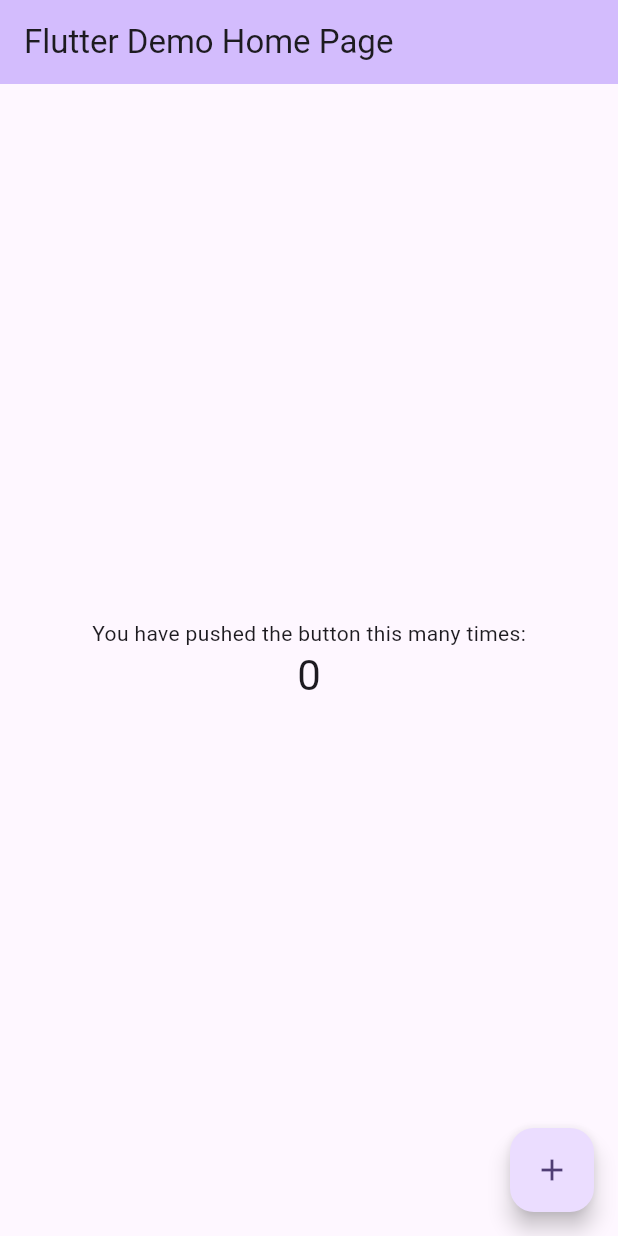
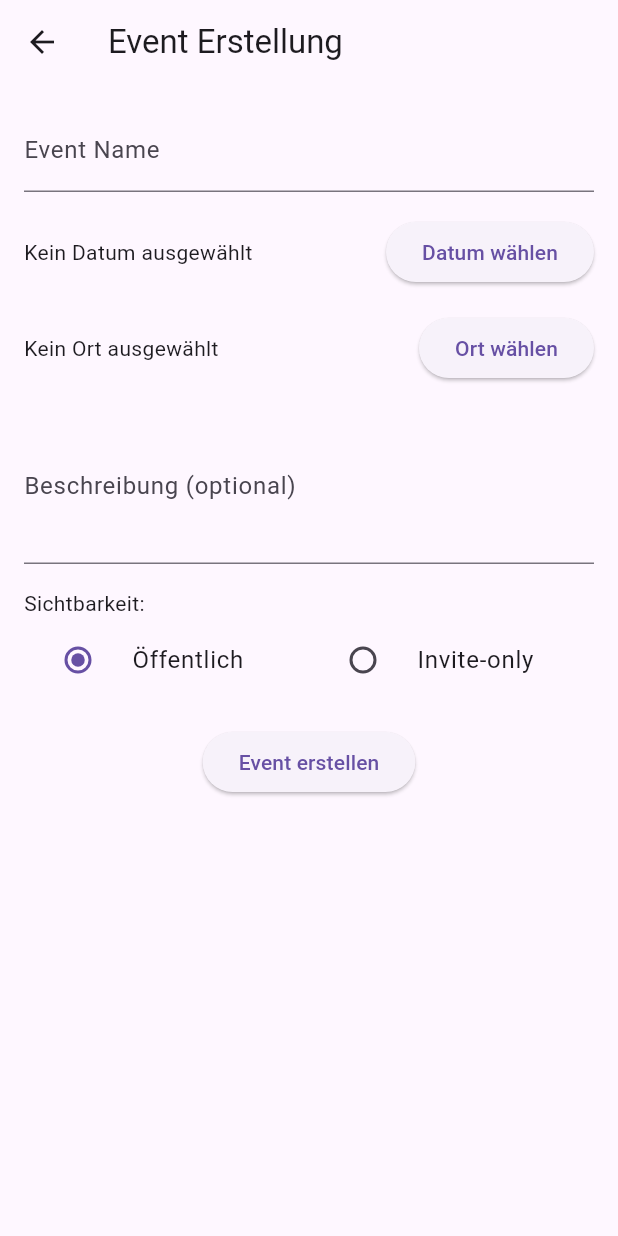
Before and after one commit to FabianRolfMatthiasNoll/EventRadar, a Flutter app: the screen it shows after launch, on a phone screen of 412 x 824 dp. Run offline on Flutter 3.47's test engine with Material 3 defaults, Android fonts, the phone set to English and light mode, and no system bars; our stand-ins replace cloud_firestore, firebase_core, geolocator, google_maps_flutter; accounts and stored records are empty.

Commit message:
feat: add basic event creation

```diff
--- /dev/null
+++ b/event_radar/lib/core/models/event.dart
@@ -0,0 +1,31 @@
+import 'package:cloud_firestore/cloud_firestore.dart';
+
+class Event {
+  final String title;
+  final DateTime date;
+  final GeoPoint location;
+  final String visibility;
+  final String? description;
+  final String image; // Bild-URL oder Initialen für Logos etc
+
+  Event({
+    required this.title,
+    required this.date,
+    required this.location,
+    required this.visibility,
+    this.description,
+    required this.image,
+  });
+
+  Map<String, dynamic> toMap() {
+    return {
+      'title': title,
+      'date': date,
+      'location': location,
+      'visibility': visibility,
+      'description': description,
+      'image': image,
+      'createdAt': DateTime.now(),
+    };
+  }
+}
--- /dev/null
+++ b/event_radar/lib/core/services/event_service.dart
@@ -0,0 +1,29 @@
+import 'package:cloud_firestore/cloud_firestore.dart';
+import '../models/event.dart';
+
+class EventService {
+  final FirebaseFirestore _firestore = FirebaseFirestore.instance;
+
+  Future<void> createEvent(Event event) async {
+    // Event-Dokument anlegen
+    DocumentReference eventRef =
+    await _firestore.collection('events').add(event.toMap());
+
+    // Standard-Chat-Kanal als Subcollection erstellen
+    DocumentReference channelRef =
+    await eventRef.collection('channels').add({
+      'channelName': 'Standard Chat',
+      'channelType': 'main',
+      'createdAt': DateTime.now(),
+    });
+
+    // Erste Nachricht im Kanal anlegen
+    await channelRef.collection('messages').add({
+      'text': 'Event wurde erstellt',
+      'type': 'update',
+      'senderId': 'admin', // TODO: Später gegen User ID austauschen
+      'createdAt': DateTime.now(),
+      'metadata': {},
+    });
+  }
+}
--- /dev/null
+++ b/event_radar/lib/core/viewmodels/event_creation_viewmodel.dart
@@ -0,0 +1,56 @@
+import 'package:flutter/material.dart';
+import 'package:google_maps_flutter/google_maps_flutter.dart';
+import 'package:cloud_firestore/cloud_firestore.dart';
+import '../models/event.dart';
+import '../services/event_service.dart';
+import '../utils/initials_helper.dart';
+
+class EventCreationViewModel extends ChangeNotifier {
+  final EventService _eventService = EventService();
+
+  bool isLoading = false;
+
+  String title = '';
+  DateTime? dateTime;
+  LatLng? location; // Temporär als LatLng
+  String visibility = 'public';
+  String description = '';
+  String? imageUrl;
+
+  bool validate() {
+    return title.isNotEmpty && dateTime != null && location != null;
+  }
+
+  Future<String> createEvent() async {
+    if (!validate()) {
+      return 'Bitte alle Pflichtfelder ausfüllen.';
+    }
+    isLoading = true;
+    notifyListeners();
+
+    try {
+      // Falls kein Bild hochgeladen wurde, verwende Initialen
+      final image = imageUrl ?? getInitials(title);
+
+      // Umwandeln von LatLng zu GeoPoint
+      final geoPoint = GeoPoint(location!.latitude, location!.longitude);
+
+      final event = Event(
+        title: title,
+        date: dateTime!,
+        location: geoPoint,
+        visibility: visibility,
+        description: description.isNotEmpty ? description : null,
+        image: image,
+      );
+
+      await _eventService.createEvent(event);
+      return 'Event erfolgreich erstellt';
+    } catch (e) {
+      return 'Fehler beim Erstellen des Events: $e';
+    } finally {
+      isLoading = false;
+      notifyListeners();
+    }
+  }
+}
--- a/event_radar/lib/main.dart
+++ b/event_radar/lib/main.dart
@@ -1,132 +1,34 @@
 import 'package:flutter/material.dart';
+import 'package:firebase_core/firebase_core.dart';
 import 'package:provider/provider.dart';
+import 'firebase_options.dart';
+import 'core/viewmodels/event_creation_viewmodel.dart';
+import 'views/event_creation_screen.dart';
 
-import 'app_state.dart';
-
-
-void main() {
+Future<void> main() async {
   WidgetsFlutterBinding.ensureInitialized();
-
-  runApp(ChangeNotifierProvider(
-    create: (context) => ApplicationState(),
-    builder: ((context, child) => const MyApp()),
-  ));
-
+  await Firebase.initializeApp(
+    options: DefaultFirebaseOptions.currentPlatform,
+  );
+  runApp(const MyApp());
 }
 
 class MyApp extends StatelessWidget {
-  const MyApp({super.key});
+  const MyApp({Key? key}) : super(key: key);
 
-  // This widget is the root of your application.
   @override
   Widget build(BuildContext context) {
-    return MaterialApp(
-      title: 'Flutter Demo',
-      theme: ThemeData(
-        // This is the theme of your application.
-        //
-        // TRY THIS: Try running your application with "flutter run". You'll see
-        // the application has a purple toolbar. Then, without quitting the app,
-        // try changing the seedColor in the colorScheme below to Colors.green
-        // and then invoke "hot reload" (save your changes or press the "hot
-        // reload" button in a Flutter-supported IDE, or press "r" if you used
-        // the command line to start the app).
-        //
-        // Notice that the counter didn't reset back to zero; the application
-        // state is not lost during the reload. To reset the state, use hot
-        // restart instead.
-        //
-        // This works for code too, not just values: Most code changes can be
-        // tested with just a hot reload.
-        colorScheme: ColorScheme.fromSeed(seedColor: Colors.deepPurple),
+    return MultiProvider(
+      providers: [
+        ChangeNotifierProvider(create: (_) => EventCreationViewModel()),
+      ],
+      child: MaterialApp(
+        title: 'Flutter Event App',
+        theme: ThemeData(
+          primarySwatch: Colors.blue,
+        ),
+        home: const EventCreationScreen(),
       ),
-      home: const MyHomePage(title: 'Flutter Demo Home Page'),
     );
   }
 }
-
-class MyHomePage extends StatefulWidget {
-  const MyHomePage({super.key, required this.title});
-
-  // This widget is the home page of your application. It is stateful, meaning
-  // that it has a State object (defined below) that contains fields that affect
-  // how it looks.
-
-  // This class is the configuration for the state. It holds the values (in this
-  // case the title) provided by the parent (in this case the App widget) and
-  // used by the build method of the State. Fields in a Widget subclass are
-  // always marked "final".
-
-  final String title;
-
-  @override
-  State<MyHomePage> createState() => _MyHomePageState();
-}
-
-class _MyHomePageState extends State<MyHomePage> {
-  int _counter = 0;
-
-  void _incrementCounter() {
-    setState(() {
-      // This call to setState tells the Flutter framework that something has
-      // changed in this State, which causes it to rerun the build method below
-      // so that the display can reflect the updated values. If we changed
-      // _counter without calling setState(), then the build method would not be
-      // called again, and so nothing would appear to happen.
-      _counter++;
-    });
-  }
-
-  @override
-  Widget build(BuildContext context) {
-    // This method is rerun every time setState is called, for instance as done
-    // by the _incrementCounter method above.
-    //
-    // The Flutter framework has been optimized to make rerunning build methods
-    // fast, so that you can just rebuild anything that needs updating rather
-    // than having to individually change instances of widgets.
-    return Scaffold(
-      appBar: AppBar(
-        // TRY THIS: Try changing the color here to a specific color (to
-        // Colors.amber, perhaps?) and trigger a hot reload to see the AppBar
-        // change color while the other colors stay the same.
-        backgroundColor: Theme.of(context).colorScheme.inversePrimary,
-        // Here we take the value from the MyHomePage object that was created by
-        // the App.build method, and use it to set our appbar title.
-        title: Text(widget.title),
-      ),
-      body: Center(
-        // Center is a layout widget. It takes a single child and positions it
-        // in the middle of the parent.
-        child: Column(
-          // Column is also a layout widget. It takes a list of children and
-          // arranges them vertically. By default, it sizes itself to fit its
-          // children horizontally, and tries to be as tall as its parent.
-          //
-          // Column has various properties to control how it sizes itself and
-          // how it positions its children. Here we use mainAxisAlignment to
-          // center the children vertically; the main axis here is the vertical
-          // axis because Columns are vertical (the cross axis would be
-          // horizontal).
-          //
-          // TRY THIS: Invoke "debug painting" (choose the "Toggle Debug Paint"
-          // action in the IDE, or press "p" in the console), to see the
-          // wireframe for each widget.
-          mainAxisAlignment: MainAxisAlignment.center,
-          children: <Widget>[
-            const Text('You have pushed the button this many times:'),
-            Text(
-              '$_counter',
-              style: Theme.of(context).textTheme.headlineMedium,
-            ),
-          ],
-        ),
-      ),
-      floatingActionButton: FloatingActionButton(
-        onPressed: _incrementCounter,
-        tooltip: 'Increment',
-        child: const Icon(Icons.add),
-      ), // This trailing comma makes auto-formatting nicer for build methods.
-    );
-  }
-}
--- /dev/null
+++ b/event_radar/lib/views/event_creation_screen.dart
@@ -0,0 +1,178 @@
+import 'package:flutter/material.dart';
+import 'package:provider/provider.dart';
+import '../core/viewmodels/event_creation_viewmodel.dart';
+import 'map_picker_screen.dart';
+
+class EventCreationScreen extends StatefulWidget {
+  const EventCreationScreen({Key? key}) : super(key: key);
+
+  @override
+  _EventCreationScreenState createState() => _EventCreationScreenState();
+}
+
+class _EventCreationScreenState extends State<EventCreationScreen> {
+  final _formKey = GlobalKey<FormState>();
+
+  Future<void> _selectDateTime(EventCreationViewModel viewModel) async {
+    DateTime now = DateTime.now();
+    DateTime? date = await showDatePicker(
+      context: context,
+      initialDate: now,
+      firstDate: now,
+      lastDate: DateTime(now.year + 5),
+    );
+    if (date != null) {
+      TimeOfDay? time = await showTimePicker(
+        context: context,
+        initialTime: TimeOfDay.now(),
+      );
+      if (time != null) {
+        viewModel.dateTime = DateTime(
+          date.year,
+          date.month,
+          date.day,
+          time.hour,
+          time.minute,
+        );
+        setState(() {});
+      }
+    }
+  }
+
+  Future<void> _pickLocation(EventCreationViewModel viewModel) async {
+    // Navigiere zum MapPickerScreen und erhalte das ausgewählte LatLng zurück.
+    final result = await Navigator.push(
+      context,
+      MaterialPageRoute(builder: (context) => const MapPickerScreen()),
+    );
+    if (result != null) {
+      viewModel.location = result; // result muss ein LatLng sein
+      setState(() {});
+    }
+  }
+
+  @override
+  Widget build(BuildContext context) {
+    final viewModel = Provider.of<EventCreationViewModel>(context);
+
+    return Scaffold(
+      appBar: AppBar(
+        title: const Text('Event Erstellung'),
+        leading: IconButton(
+          icon: const Icon(Icons.arrow_back),
+          onPressed: () => Navigator.pop(context),
+        ),
+      ),
+      body: viewModel.isLoading
+          ? const Center(child: CircularProgressIndicator())
+          : SingleChildScrollView(
+        padding: const EdgeInsets.all(16.0),
+        child: Form(
+          key: _formKey,
+          child: Column(
+            children: [
+              // Event Name
+              TextFormField(
+                decoration: const InputDecoration(labelText: 'Event Name'),
+                onChanged: (value) => viewModel.title = value,
+                validator: (value) {
+                  if (value == null || value.isEmpty) {
+                    return 'Bitte geben Sie einen Event Namen ein';
+                  }
+                  return null;
+                },
+              ),
+              const SizedBox(height: 16.0),
+              // Datum & Zeit auswählen
+              Row(
+                children: [
+                  Expanded(
+                    child: Text(viewModel.dateTime == null
+                        ? 'Kein Datum ausgewählt'
+                        : 'Datum: ${viewModel.dateTime!.toLocal().toString().substring(0, 16)}'),
+                  ),
+                  ElevatedButton(
+                    onPressed: () => _selectDateTime(viewModel),
+                    child: const Text('Datum wählen'),
+                  ),
+                ],
+              ),
+              const SizedBox(height: 16.0),
+              // Map Picker für Standort
+              Row(
+                children: [
+                  Expanded(
+                    child: Text(viewModel.location == null
+                        ? 'Kein Ort ausgewählt'
+                        : 'Ort: Lat ${viewModel.location!.latitude}, Lng ${viewModel.location!.longitude}'),
+                  ),
+                  ElevatedButton(
+                    onPressed: () => _pickLocation(viewModel),
+                    child: const Text('Ort wählen'),
+                  ),
+                ],
+              ),
+              const SizedBox(height: 16.0),
+              // Beschreibung (optional)
+              TextFormField(
+                decoration: const InputDecoration(
+                  labelText: 'Beschreibung (optional)',
+                ),
+                maxLines: 3,
+                onChanged: (value) => viewModel.description = value,
+              ),
+              const SizedBox(height: 16.0),
+              // Radiobuttons für Sichtbarkeit
+              const Align(
+                alignment: Alignment.centerLeft,
+                child: Text('Sichtbarkeit:'),
+              ),
+              Row(
+                children: [
+                  Expanded(
+                    child: RadioListTile<String>(
+                      title: const Text('Öffentlich'),
+                      value: 'public',
+                      groupValue: viewModel.visibility,
+                      onChanged: (value) {
+                        viewModel.visibility = value!;
+                        setState(() {});
+                      },
+                    ),
+                  ),
+                  Expanded(
+                    child: RadioListTile<String>(
+                      title: const Text('Invite-only'),
+                      value: 'invite-only',
+                      groupValue: viewModel.visibility,
+                      onChanged: (value) {
+                        viewModel.visibility = value!;
+                        setState(() {});
+                      },
+                    ),
+                  ),
+                ],
+              ),
+              const SizedBox(height: 16.0),
+              // Button zum Erstellen des Events
+              ElevatedButton(
+                onPressed: () async {
+                  if (_formKey.currentState!.validate()) {
+                    final message = await viewModel.createEvent();
+                    ScaffoldMessenger.of(context).showSnackBar(
+                      SnackBar(content: Text(message)),
+                    );
+                    if (message == 'Event erfolgreich erstellt') {
+                      Navigator.pop(context);
+                    }
+                  }
+                },
+                child: const Text('Event erstellen'),
+              ),
+            ],
+          ),
+        ),
+      ),
+    );
+  }
+}
--- a/event_radar/pubspec.yaml
+++ b/event_radar/pubspec.yaml
@@ -36,6 +36,10 @@ dependencies:
   cupertino_icons: ^1.0.8
   firebase_core: ^3.13.0
   provider: ^6.1.4
+  google_maps_flutter: ^2.12.1
+  cloud_firestore: ^5.6.6
+  geolocator: ^13.0.4
+
 
 dev_dependencies:
   flutter_test:
```
Also changed, not shown: event_radar/lib/core/utils/initials_helper.dart (added, +10 -0 lines), event_radar/lib/views/map_picker_screen.dart (added, +122 -0 lines), event_radar/pubspec.lock.
